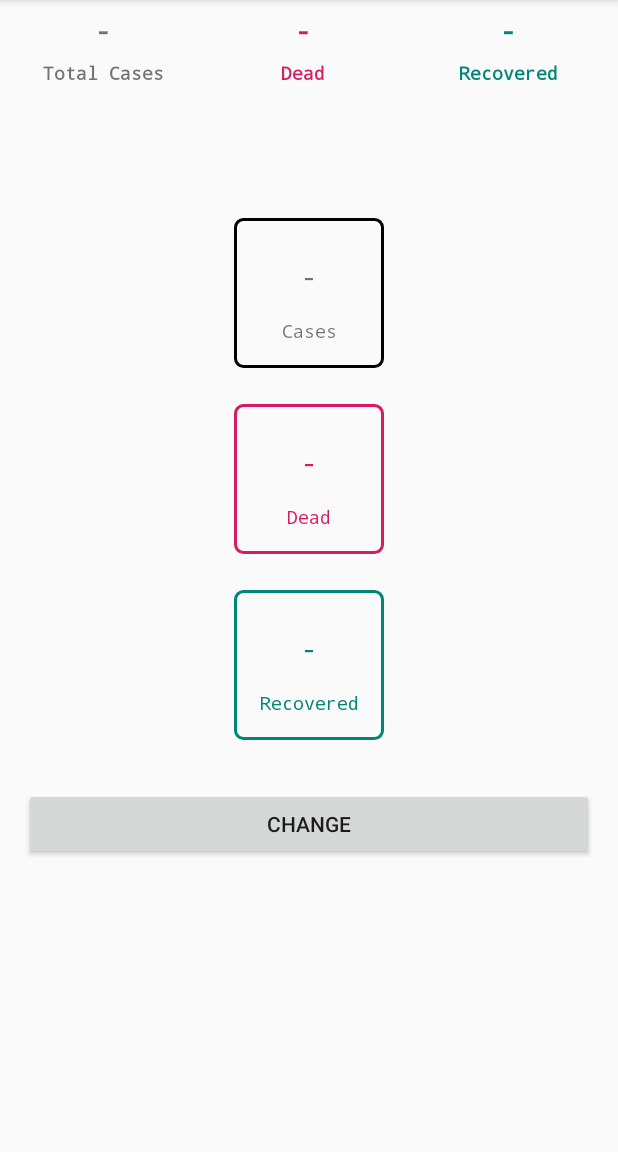
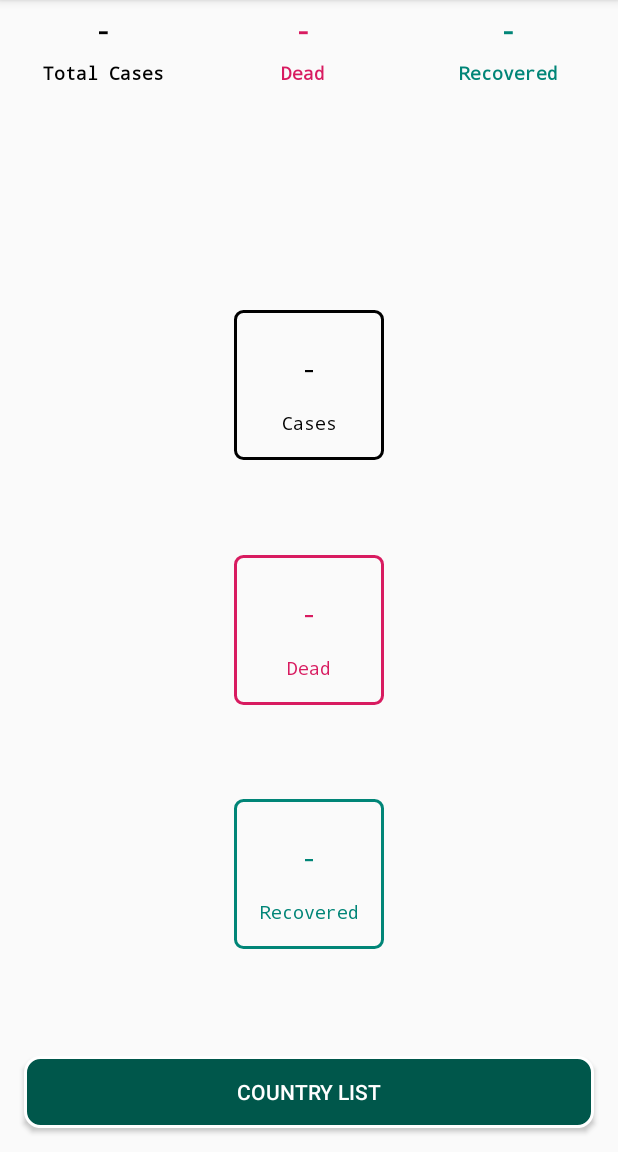
Before and after one commit to O-r-D/CoronaStats, an Android app: the screen it shows after launch (MainActivity), on a phone screen of 412 x 824 dp, the part 84-1236 px from its top. Run offline under Robolectric (Android 15) with nearby library versions, the phone set to English and light mode, and no system bars.

Commit message:
UI Changes

```diff
--- /dev/null
+++ b/app/src/main/res/drawable/shape_btn_country_stats.xml
@@ -0,0 +1,11 @@
+<?xml version="1.0" encoding="utf-8"?>
+<shape xmlns:android="http://schemas.android.com/apk/res/android">
+
+    <solid android:color="@color/colorPrimaryDark"/>
+    <stroke
+            android:color="@android:color/white"
+            android:width="2dp"/>
+
+    <corners android:radius="10dp"/>
+
+</shape>
--- a/app/src/main/res/layout/activity_main.xml
+++ b/app/src/main/res/layout/activity_main.xml
@@ -20,7 +20,8 @@
                     android:layout_width="wrap_content"
                     android:id="@+id/tv_total_cases_nb" android:layout_weight="1"
                     android:textAlignment="center" android:textStyle="bold" android:fontFamily="monospace"
-                    android:layout_height="40dp" android:gravity="center" android:textSize="18sp"/>
+                    android:layout_height="40dp" android:gravity="center" android:textSize="18sp"
+                    android:textColor="@android:color/black"/>
             <TextView
                     android:text="@string/global_empty_result"
                     android:layout_width="wrap_content"
@@ -42,7 +43,7 @@
                     android:layout_width="39dp"
                     android:layout_height="wrap_content" android:id="@+id/tv_total_cases" android:layout_weight="1"
                     android:textAlignment="center" android:textStyle="bold" android:fontFamily="monospace"
-                    android:textSize="12sp"/>
+                    android:textSize="12sp" android:textColor="@android:color/black"/>
             <TextView
                     android:text="@string/global_dead"
                     android:layout_width="wrap_content"
--- a/app/src/main/res/layout/fragment_country_stats.xml
+++ b/app/src/main/res/layout/fragment_country_stats.xml
@@ -3,15 +3,16 @@
         xmlns:android="http://schemas.android.com/apk/res/android"
         xmlns:app="http://schemas.android.com/apk/res-auto" xmlns:tools="http://schemas.android.com/tools"
         android:layout_width="match_parent"
-        android:layout_height="wrap_content"
+        android:layout_height="match_parent"
         tools:context=".ui.country.CountryStatsFragment">
     <TextView
-            android:layout_width="wrap_content"
+            android:layout_width="0dp"
             android:layout_height="wrap_content" android:id="@+id/tv_country_name"
             tools:text="Lebanon" android:textColor="@android:color/black"
             android:textStyle="bold" android:textSize="30sp" android:fontFamily="monospace"
             app:layout_constraintTop_toTopOf="parent" app:layout_constraintEnd_toEndOf="parent"
-            app:layout_constraintStart_toStartOf="parent" android:layout_marginTop="8dp"/>
+            app:layout_constraintStart_toStartOf="parent" android:layout_marginTop="30dp"
+            android:textAlignment="center"/>
     <LinearLayout
             android:orientation="vertical"
             android:layout_width="0dp"
@@ -28,12 +29,13 @@
                 android:layout_width="match_parent"
                 android:layout_height="50dp" android:id="@+id/tv_cases_nb" android:layout_weight="1"
                 android:textAlignment="center" android:gravity="center" android:textSize="18sp"
-                android:fontFamily="monospace"/>
+                android:fontFamily="monospace" android:textColor="@android:color/black"/>
         <TextView
                 android:text="@string/global_cases"
                 android:layout_width="match_parent"
                 android:layout_height="wrap_content" android:id="@+id/tv_cases" android:layout_weight="1"
-                android:textAlignment="center" android:fontFamily="monospace" android:textSize="12sp"/>
+                android:textAlignment="center" android:fontFamily="monospace" android:textSize="12sp"
+                android:textColor="@android:color/black"/>
     </LinearLayout>
     <LinearLayout
             android:orientation="vertical"
@@ -82,11 +84,14 @@
                 android:textColor="@color/colorPrimary"/>
     </LinearLayout>
     <Button
-            android:text="Change"
+            android:text="@string/country_list"
             android:layout_width="0dp"
             android:layout_height="wrap_content"
             android:id="@+id/btn_change_country"
             app:layout_constraintBottom_toBottomOf="parent" android:layout_marginBottom="8dp"
             app:layout_constraintEnd_toEndOf="parent" android:layout_marginEnd="8dp"
-            app:layout_constraintStart_toStartOf="parent" android:layout_marginStart="8dp"/>
+            app:layout_constraintStart_toStartOf="parent" android:layout_marginStart="8dp"
+            android:background="@drawable/shape_btn_country_stats"
+            android:textColor="@android:color/white"
+    />
 </androidx.constraintlayout.widget.ConstraintLayout>
--- a/app/src/main/res/values/strings.xml
+++ b/app/src/main/res/values/strings.xml
@@ -10,5 +10,6 @@
 
     <string name="country_cases">Cases\n%s</string>
     <string name="country_dead">Dead\n%s</string>
+    <string name="country_list">Country List</string>
 
 </resources>
```
Also changed, not shown: app/build.gradle (+2 -5 lines), app/src/main/java/com/ord/coronastats/ui/country/CountryStatsViewModel.kt (+9 -0 lines), app/src/main/java/com/ord/coronastats/ui/countrylist/CountriesFragment.kt (+15 -5 lines), app/src/main/res/layout/item_country.xml (+8 -6 lines), app/src/main/res/layout/fragment_countries.xml (renamed from app/src/main/res/layout/fragment_country_list.xml).
